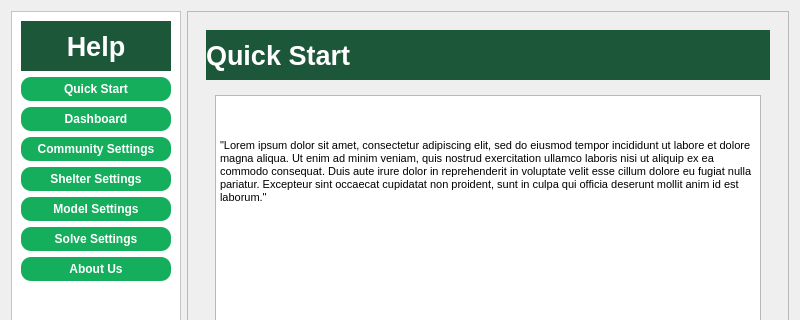
Lucianono/ShelterAlloc_Thesis, file ProgramSrc/helpDialog.ui: the form before one commit; both pictures show x 0 to 800 and y 0 to 320 of the 800 by 600 pixel window.
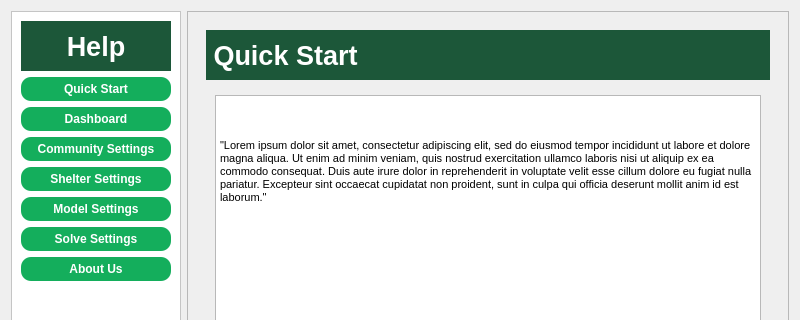
The form after the commit. Icons and pictures are not drawn.

The edit to the form file:
```diff
--- a/ProgramSrc/helpDialog.ui
+++ b/ProgramSrc/helpDialog.ui
@@ -802,7 +802,7 @@
 </string>
             </property>
             <property name="text">
-             <string>Quick Start</string>
+             <string> Quick Start</string>
             </property>
            </widget>
           </item>
```
